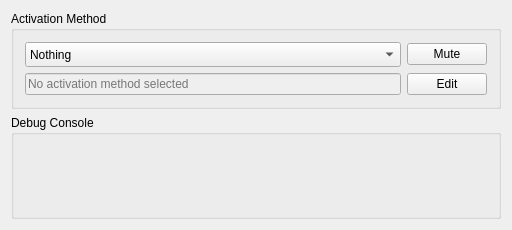
This is source/main_window_dialog.ui in PsychedelicShayna/cursor-locker as Qt 5 draws it before an edit. The edited form follows.
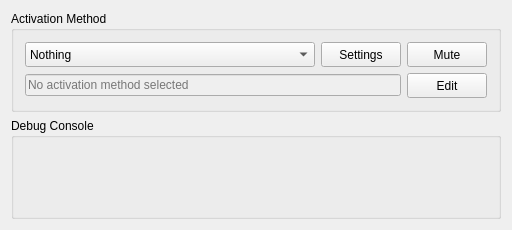
This is the edited form.

Commit message: Created settings dialog, refactored other things

```diff
--- a/source/main_window_dialog.ui
+++ b/source/main_window_dialog.ui
@@ -34,7 +34,7 @@
       </property>
       <layout class="QVBoxLayout" name="verticalLayout">
        <item>
-        <layout class="QHBoxLayout" name="hlActivationMethod" stretch="5,0">
+        <layout class="QHBoxLayout" name="hlActivationMethod" stretch="5,0,0">
          <item>
           <widget class="QComboBox" name="cbxActivationMethod">
            <property name="minimumSize">
@@ -65,8 +65,27 @@
            </item>
           </widget>
          </item>
+         <item>
+          <widget class="QPushButton" name="btnSettings">
+           <property name="minimumSize">
+            <size>
+             <width>0</width>
+             <height>25</height>
+            </size>
+           </property>
+           <property name="text">
+            <string>Settings</string>
+           </property>
+          </widget>
+         </item>
          <item>
           <widget class="QPushButton" name="btnMuteBeepBoop">
+           <property name="minimumSize">
+            <size>
+             <width>0</width>
+             <height>25</height>
+            </size>
+           </property>
            <property name="text">
             <string>Mute</string>
            </property>
@@ -88,6 +107,12 @@
          </item>
          <item>
           <widget class="QPushButton" name="btnEditActivationParameter">
+           <property name="minimumSize">
+            <size>
+             <width>0</width>
+             <height>25</height>
+            </size>
+           </property>
            <property name="text">
             <string>Edit</string>
            </property>
```
Left out of the diff: 6 changed lines with no effect on the pictures. The commit also changes 8 other files.
